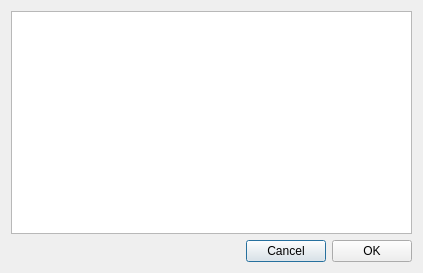
Above: dialogxdisasmviewcolors.ui from horsicq/XDisasmView before the change. Below: the same form after it.
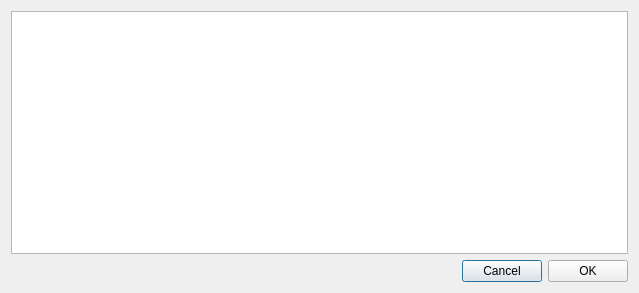
That is the form after the change.

Diff of the .ui file:
```diff
--- a/dialogxdisasmviewcolors.ui
+++ b/dialogxdisasmviewcolors.ui
@@ -9,8 +9,8 @@
    <rect>
     <x>0</x>
     <y>0</y>
-    <width>423</width>
-    <height>273</height>
+    <width>639</width>
+    <height>293</height>
    </rect>
   </property>
   <property name="windowTitle">
```
